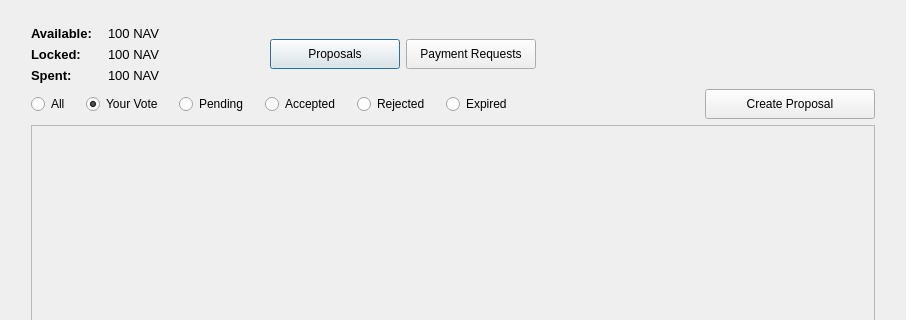
Qt form src/qt/communityfundpage.ui (navcoin/navcoin-core) before a commit; both pictures show x 0 to 906 and y 0 to 320 of the 906 by 690 pixel window.
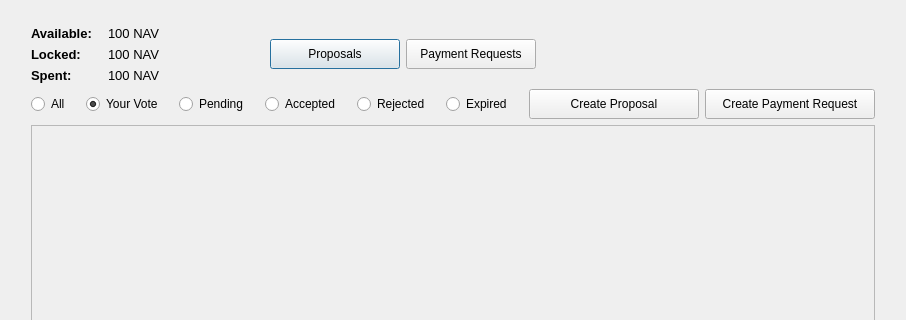
The same form after that commit.

Commit message: split create proposal and create payment request buttons so that both are viewable at the same time

Diff of the .ui file:
```diff
--- a/src/qt/communityfundpage.ui
+++ b/src/qt/communityfundpage.ui
@@ -518,6 +518,38 @@
            </property>
           </widget>
          </item>
+         <item>
+          <spacer name="horizontalSpacer_13">
+           <property name="orientation">
+            <enum>Qt::Horizontal</enum>
+           </property>
+           <property name="sizeHint" stdset="0">
+            <size>
+             <width>40</width>
+             <height>20</height>
+            </size>
+           </property>
+          </spacer>
+         </item>
+         <item>
+          <widget class="QPushButton" name="pushButtonCreatePaymentRequest">
+           <property name="minimumSize">
+            <size>
+             <width>170</width>
+             <height>30</height>
+            </size>
+           </property>
+           <property name="maximumSize">
+            <size>
+             <width>16777215</width>
+             <height>30</height>
+            </size>
+           </property>
+           <property name="text">
+            <string>Create Payment Request</string>
+           </property>
+          </widget>
+         </item>
         </layout>
        </item>
        <item>
```
Left out of the diff: 2 changed lines with no effect on the pictures. The commit also changes 2 other files.
